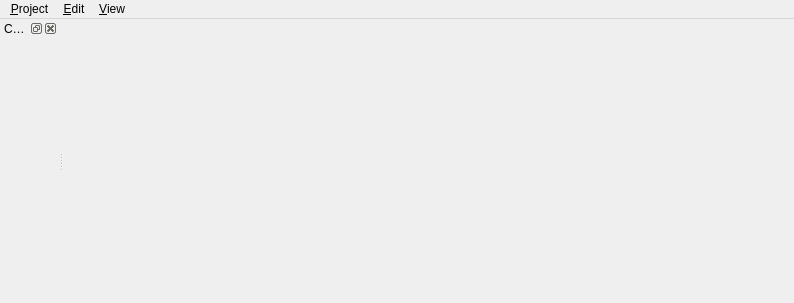
The window that src/projectwindow.ui (andrewrk/genesis) describes before a commit, drawn with Qt 5.
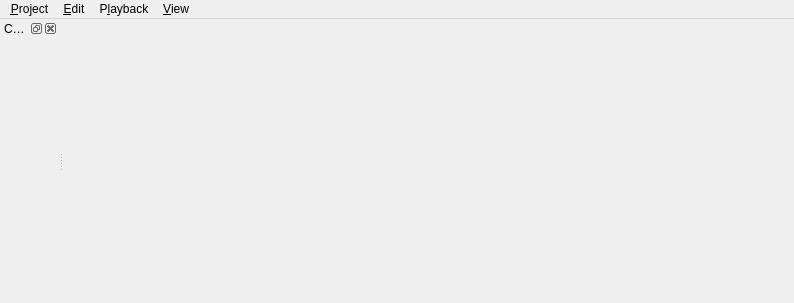
The same window after the commit.

The edit to the form file:
```diff
--- a/src/projectwindow.ui
+++ b/src/projectwindow.ui
@@ -58,8 +58,17 @@
      <string>&amp;View</string>
     </property>
    </widget>
+   <widget class="QMenu" name="menuP_layback">
+    <property name="title">
+     <string>P&amp;layback</string>
+    </property>
+    <addaction name="actionTogglePlayback"/>
+    <addaction name="actionStop"/>
+    <addaction name="actionRestartPlayback"/>
+   </widget>
    <addaction name="menuProject"/>
    <addaction name="menuEdit"/>
+   <addaction name="menuP_layback"/>
    <addaction name="menuView"/>
   </widget>
   <widget class="QDockWidget" name="undoRedoDock">
```
Left out of the diff: 26 changed lines with no effect on the pictures.
